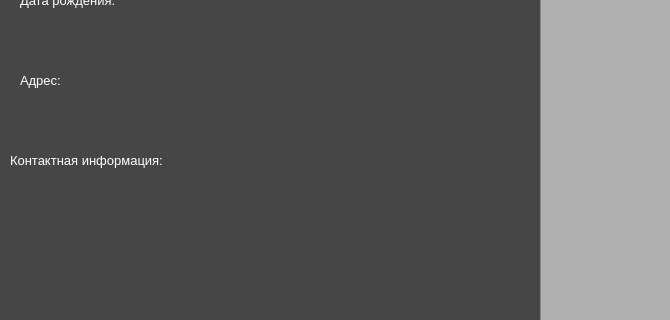
andrejmaznin/library, file CLientProfile.ui: the form before one commit; both pictures show x 0 to 670 and y 185 to 505 of the 1000 by 700 pixel window.
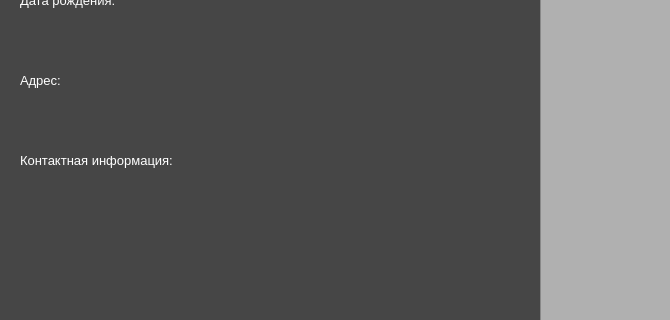
The form after the commit.

Patch:
```diff
--- a/CLientProfile.ui
+++ b/CLientProfile.ui
@@ -108,7 +108,7 @@
   <widget class="QLabel" name="lb_contact">
    <property name="geometry">
     <rect>
-     <x>10</x>
+     <x>20</x>
      <y>330</y>
      <width>500</width>
      <height>30</height>
```
